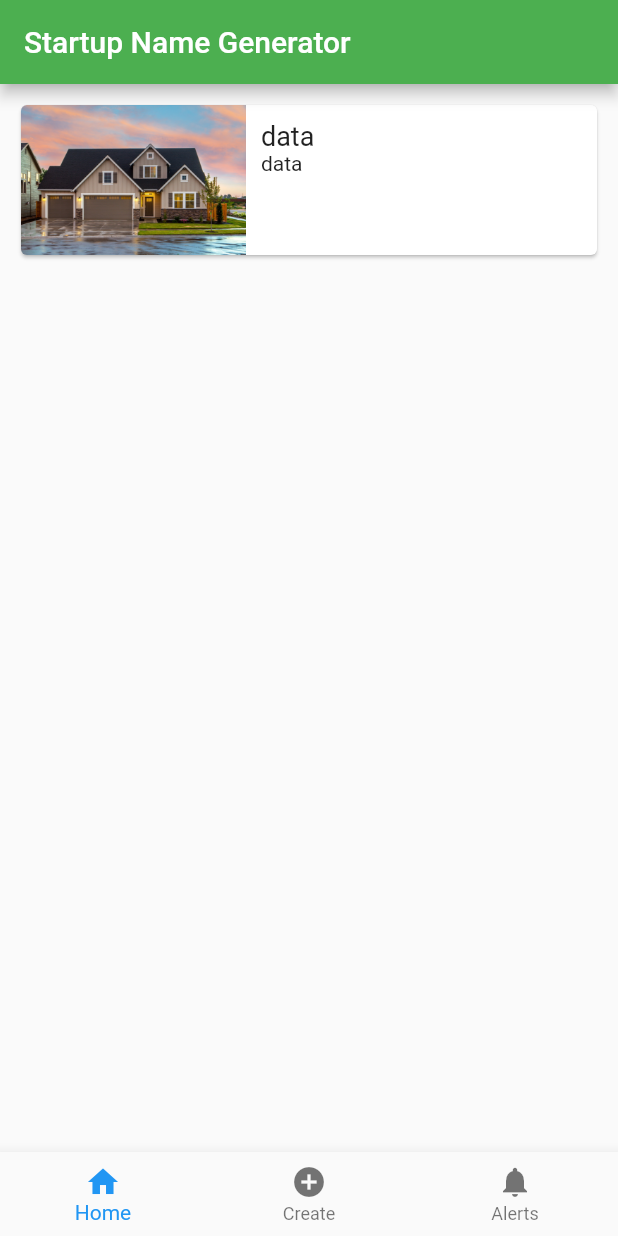
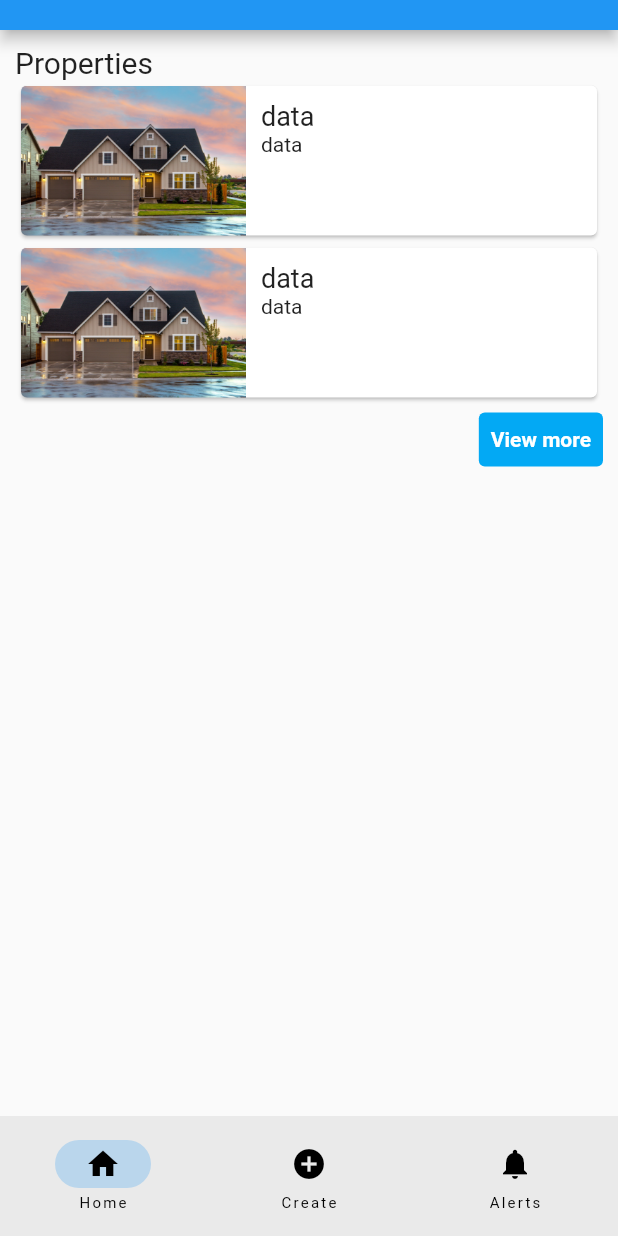
Before and after one commit to naefun/final_year_project, a Flutter app: the screen it shows after launch, on a phone screen of 412 x 824 dp. Run offline on Flutter 3.47's test engine with Material 2 defaults, Android fonts, the phone set to English and light mode, and no system bars.

Commit message:
organised components into separate files

```diff
--- a/lib/main.dart
+++ b/lib/main.dart
@@ -3,7 +3,7 @@
 // found in the LICENSE file.
 
 import 'package:flutter/material.dart';
-import 'package:english_words/english_words.dart';
+import 'package:test_flutter_app/widgets/mainNavigation.dart';
 
 void main() {
   runApp(const MyApp());
@@ -14,83 +14,9 @@ class MyApp extends StatelessWidget {
 
   @override
   Widget build(BuildContext context) {
-    return MaterialApp(
+    return const MaterialApp(
       title: 'Startup Name Generator',
-      home: Scaffold(
-          appBar: AppBar(
-            title: const Text('Startup Name Generator'),
-            backgroundColor: Colors.green,
-          ),
-          body: Padding(
-            padding: const EdgeInsets.all(10.0),
-            child: MainBody(),)
-          ,
-          bottomNavigationBar: const CustomBottomNavigation()),
+      home: MainNavigation(),
     );
   }
 }
-
-class CustomBottomNavigation extends StatefulWidget {
-  const CustomBottomNavigation({Key? key}) : super(key: key);
-
-  @override
-  _CustomBottomNavigationState createState() => _CustomBottomNavigationState();
-}
-
-class _CustomBottomNavigationState extends State<CustomBottomNavigation> {
-  int _selectedIndex = 0;
-
-  void _onItemTapped(int index) {
-    setState(() {
-      _selectedIndex = index;
-    });
-  }
-
-  @override
-  Widget build(BuildContext context) {
-    return BottomNavigationBar(
-      items: const <BottomNavigationBarItem>[
-        BottomNavigationBarItem(icon: Icon(Icons.home), label: "Home"),
-        BottomNavigationBarItem(icon: Icon(Icons.add_circle), label: "Create"),
-        BottomNavigationBarItem(
-            icon: Icon(Icons.notifications), label: "Alerts"),
-      ],
-      currentIndex: _selectedIndex,
-      onTap: _onItemTapped,
-    );
-  }
-}
-
-class MainBody extends StatelessWidget {
-  MainBody({Key? key}) : super(key: key);
-
-  @override
-  Widget build(BuildContext context) {
-    return Scaffold(
-      body: Column(children: [
-        Card(
-          clipBehavior: Clip.antiAliasWithSaveLayer,
-            child: Container(
-          child: Row(
-            crossAxisAlignment: CrossAxisAlignment.start,
-            children: [
-            const Image(
-              image: AssetImage('assets/placeholderImages/house.jpg'),
-              height: 100,
-            ),
-            Padding(
-              padding: const EdgeInsets.all(10.0),
-              child: Column(
-                crossAxisAlignment: CrossAxisAlignment.start,
-                children: const [
-                  Text('data', style: TextStyle(fontSize: 18), textAlign: TextAlign.start,),
-                  Text('data', style: TextStyle(fontSize: 14),),
-                ],
-              ),
-            )
-          ]),
-        ))
-      ]),
-    );
-  }
-}
--- /dev/null
+++ b/lib/pages/homePage.dart
@@ -0,0 +1,30 @@
+import 'dart:developer';
+
+import 'package:flutter/material.dart';
+import 'package:test_flutter_app/widgets/propertyCards.dart';
+
+class HomePage extends StatelessWidget {
+  const HomePage({Key? key}) : super(key: key);
+
+  @override
+  Widget build(BuildContext context) {
+    return ListView(
+      children: [
+        Text("Properties", style: TextStyle(fontSize: 20),),
+        PropertyCards(),
+        Row(
+          mainAxisAlignment: MainAxisAlignment.end,
+          children: [
+            TextButton(
+              child: const Text("View more", style: TextStyle(fontWeight: FontWeight.bold),),
+              onPressed: () => {
+                log("View more pressed")
+                },
+              style: TextButton.styleFrom(backgroundColor: Colors.lightBlue, foregroundColor: Colors.white),
+            )
+          ],
+        )
+      ],
+    );
+  }
+}
--- /dev/null
+++ b/lib/widgets/mainNavigation.dart
@@ -0,0 +1,59 @@
+import 'package:flutter/material.dart';
+import 'package:test_flutter_app/pages/homePage.dart';
+
+class MainNavigation extends StatefulWidget {
+  const MainNavigation({super.key});
+
+  @override
+  State<MainNavigation> createState() => _MainNavigationState();
+}
+
+class _MainNavigationState extends State<MainNavigation> {
+  int currentPageIndex = 0;
+
+  @override
+  Widget build(BuildContext context) {
+    return Scaffold(
+      appBar: AppBar(
+        toolbarHeight: 20,
+      ),
+      bottomNavigationBar: NavigationBar(
+        onDestinationSelected: (int index) {
+          setState(() {
+            currentPageIndex = index;
+          });
+        },
+        selectedIndex: currentPageIndex,
+        destinations: const <Widget>[
+          NavigationDestination(
+            icon: Icon(Icons.home),
+            label: 'Home',
+          ),
+          NavigationDestination(
+            icon: Icon(Icons.add_circle),
+            label: 'Create',
+          ),
+          NavigationDestination(
+            icon: Icon(Icons.notifications),
+            label: 'Alerts',
+          ),
+        ],
+      ),
+      body: Padding(
+          padding: const EdgeInsets.all(10),
+          child: <Widget>[
+            const HomePage(),
+            Container(
+              color: Colors.green,
+              alignment: Alignment.center,
+              child: const Text('Page 2'),
+            ),
+            Container(
+              color: Colors.blue,
+              alignment: Alignment.center,
+              child: const Text('Page 3'),
+            ),
+          ][currentPageIndex]),
+    );
+  }
+}
--- /dev/null
+++ b/lib/widgets/propertyCard.dart
@@ -0,0 +1,41 @@
+import 'package:flutter/material.dart';
+
+class PropertyCard extends StatelessWidget {
+  const PropertyCard({Key? key}) : super(key: key);
+
+  @override
+  Widget build(BuildContext context) {
+    return Column(
+      children: [
+        Card(
+            clipBehavior: Clip.antiAliasWithSaveLayer,
+            child: Container(
+              child:
+                  Row(crossAxisAlignment: CrossAxisAlignment.start, children: [
+                const Image(
+                  image: AssetImage('assets/placeholderImages/house.jpg'),
+                  height: 100,
+                ),
+                Padding(
+                  padding: const EdgeInsets.all(10.0),
+                  child: Column(
+                    crossAxisAlignment: CrossAxisAlignment.start,
+                    children: const [
+                      Text(
+                        'data',
+                        style: TextStyle(fontSize: 18),
+                        textAlign: TextAlign.start,
+                      ),
+                      Text(
+                        'data',
+                        style: TextStyle(fontSize: 14),
+                      ),
+                    ],
+                  ),
+                )
+              ]),
+            ))
+      ],
+    );
+  }
+}
--- /dev/null
+++ b/lib/widgets/propertyCards.dart
@@ -0,0 +1,26 @@
+import 'package:flutter/material.dart';
+import 'package:test_flutter_app/widgets/propertyCard.dart';
+
+class PropertyCards extends StatelessWidget {
+  PropertyCards({ Key? key }) : super(key: key);
+
+  List<PropertyCard> propertyCards = TemporaryHelper.getPropertyCards(2);
+
+  @override
+  Widget build(BuildContext context){
+    return Column(
+      children: propertyCards
+    );
+  }
+}
+
+class TemporaryHelper{
+  static List<PropertyCard> getPropertyCards(int numberOfCards){
+    List<PropertyCard> propertyCards = [];
+    for (var i = 0; i < numberOfCards; i++) {
+      propertyCards.add(const PropertyCard());
+    }
+
+    return propertyCards;
+  }
+}
```
